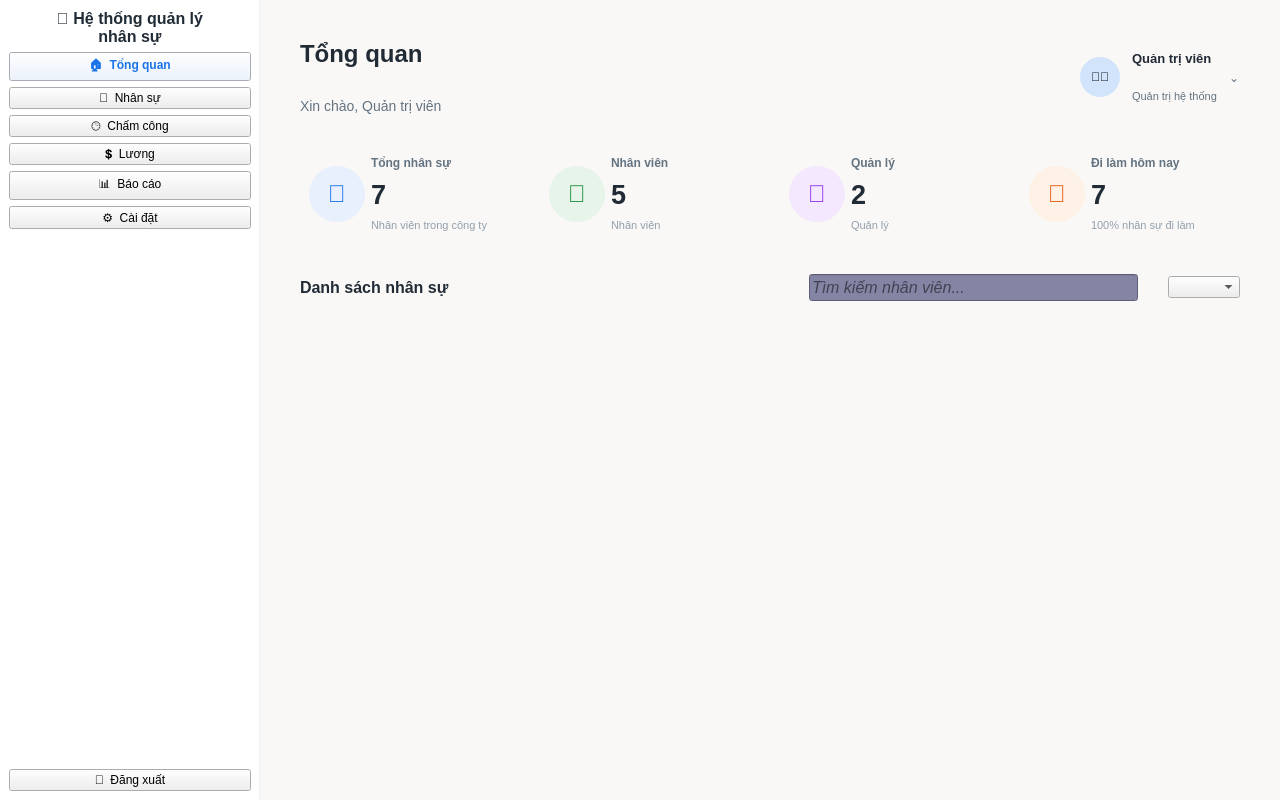
The window that src/view/Dashboard_View.ui (vttaan/OOP---Management-Application-Project) describes before a commit, drawn with Qt 5.
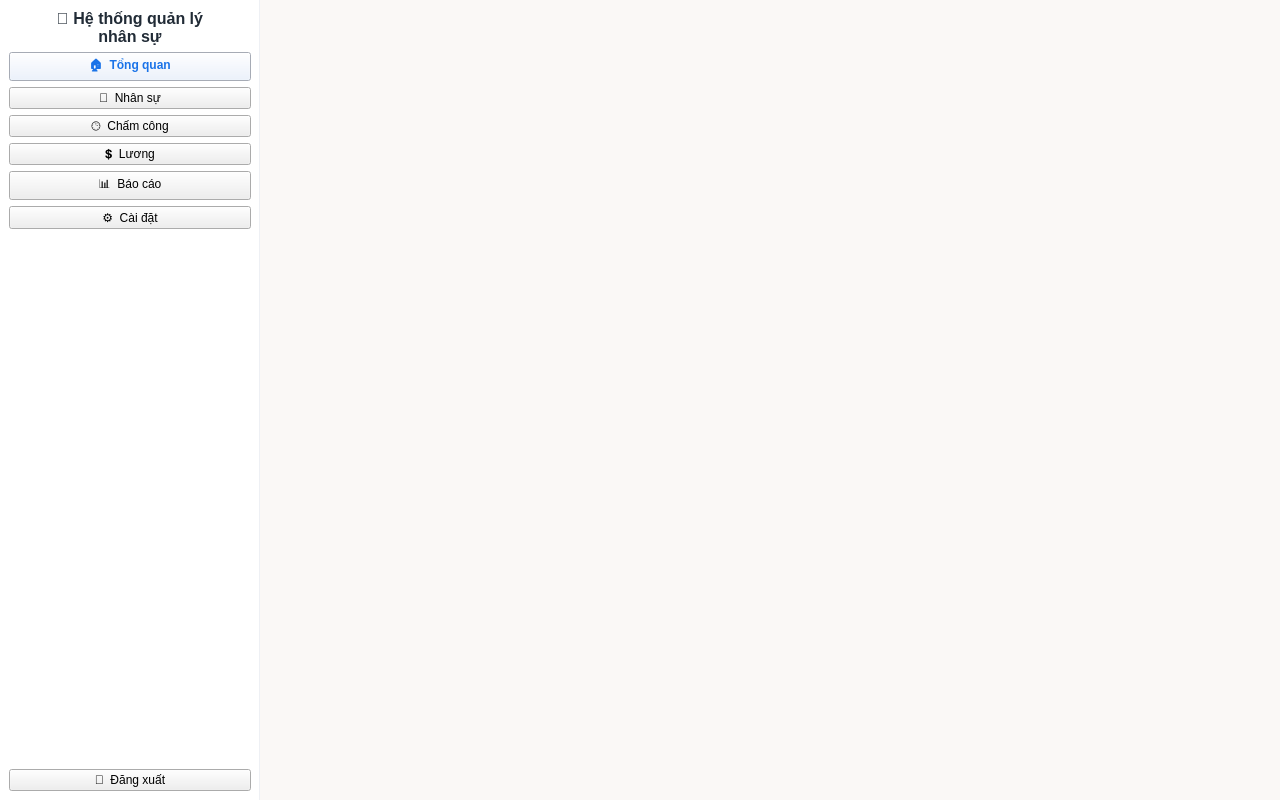
The same window after the commit.

The edit to the form file:
```diff
--- a/src/view/Dashboard_View.ui
+++ b/src/view/Dashboard_View.ui
@@ -45,37 +45,9 @@
     color: #1a73e8;
     font-weight: bold;
 }
-
-QLabel#lblPageTitle {
-    font-size: 24px;
-    font-weight: bold;
-    color: #212b36;
-}
-QLabel#lblPageSubtitle {
-    font-size: 14px;
-    color: #637381;
-}
-
-QFrame.StatCard {
-    background-color: #ffffff;
-    border: 1px solid #eef0f4;
-    border-radius: 12px;
-}
-
-QScrollArea#scrollAreaEmployees {
-    background-color: #faf8f6;
-    border: none;
-    border-radius: 12px;
-}
-QWidget#scrollAreaWidgetContents {
-    background-color: transparent;
-}
 QStackedWidget#stackedWidget {
     background-color: #faf8f6;
 }
-QHBoxLayout#horizontalLayout_ListToolbar {
-    background-color: #d8d8c5;
-}
    </string>
   </property>
   <layout class="QHBoxLayout" name="horizontalLayout_Main">
@@ -223,508 +195,8 @@
      <property name="autoFillBackground">
       <bool>false</bool>
      </property>
-     <property name="styleSheet">
-      <string notr="true"/>
-     </property>
      <widget class="QWidget" name="pageOverview">
-      <layout class="QVBoxLayout" name="verticalLayout_Content">
-       <property name="spacing">
-        <number>30</number>
-       </property>
-       <property name="leftMargin">
-        <number>40</number>
-       </property>
-       <property name="topMargin">
-        <number>40</number>
-       </property>
-       <property name="rightMargin">
-        <number>40</number>
-       </property>
-       <property name="bottomMargin">
-        <number>40</number>
-       </property>
-       <item>
-        <layout class="QHBoxLayout" name="horizontalLayout_Header">
-         <item>
-          <layout class="QVBoxLayout" name="verticalLayout_Title">
-           <item>
-            <widget class="QLabel" name="lblPageTitle">
-             <property name="text">
-              <string>Tổng quan</string>
-             </property>
-            </widget>
-           </item>
-           <item>
-            <widget class="QLabel" name="lblPageSubtitle">
-             <property name="text">
-              <string>Xin chào, Quản trị viên</string>
-             </property>
-            </widget>
-           </item>
-          </layout>
-         </item>
-         <item>
-          <spacer name="horizontalSpacer_Header">
-           <property name="orientation">
-            <enum>Qt::Orientation::Horizontal</enum>
-           </property>
-           <property name="sizeHint" stdset="0">
-            <size>
-             <width>0</width>
-             <height>0</height>
-            </size>
-           </property>
-          </spacer>
-         </item>
-         <item>
-          <layout class="QHBoxLayout" name="horizontalLayout_UserInfo">
-           <property name="spacing">
-            <number>12</number>
-           </property>
-           <item>
-            <widget class="QLabel" name="lblAvatar">
-             <property name="minimumSize">
-              <size>
-               <width>40</width>
-               <height>40</height>
-              </size>
-             </property>
-             <property name="maximumSize">
-              <size>
-               <width>40</width>
-               <height>40</height>
-              </size>
-             </property>
-             <property name="styleSheet">
-              <string notr="true">background-color: #d2e3fc; border-radius: 20px;</string>
-             </property>
-             <property name="text">
-              <string>👨‍💼</string>
-             </property>
-             <property name="alignment">
-              <set>Qt::AlignmentFlag::AlignCenter</set>
-             </property>
-            </widget>
-           </item>
-           <item>
-            <layout class="QVBoxLayout" name="verticalLayout_UserDetails">
-             <property name="spacing">
-              <number>2</number>
-             </property>
-             <item>
-              <widget class="QLabel" name="lblUserName">
-               <property name="font">
-                <font>
-                 <pointsize>10</pointsize>
-                 <bold>true</bold>
-                </font>
-               </property>
-               <property name="styleSheet">
-                <string notr="true">color: #212b36;</string>
-               </property>
-               <property name="text">
-                <string>Quản trị viên</string>
-               </property>
-              </widget>
-             </item>
-             <item>
-              <widget class="QLabel" name="lblUserRole">
-               <property name="font">
-                <font>
-                 <pointsize>8</pointsize>
-                </font>
-               </property>
-               <property name="styleSheet">
-                <string notr="true">color: #637381;</string>
-               </property>
-               <property name="text">
-                <string>Quản trị hệ thống</string>
-               </property>
-              </widget>
-             </item>
-            </layout>
-           </item>
-           <item>
-            <widget class="QLabel" name="lblDropdown">
-             <property name="styleSheet">
-              <string notr="true">color: #637381;</string>
-             </property>
-             <property name="text">
-              <string>⌄</string>
-             </property>
-            </widget>
-           </item>
-          </layout>
-         </item>
-        </layout>
-       </item>
-       <item>
-        <layout class="QHBoxLayout" name="horizontalLayout_Stats">
-         <property name="spacing">
-          <number>20</number>
-         </property>
-         <item>
-          <widget class="QFrame" name="statCard1">
-           <property name="minimumSize">
-            <size>
-             <width>0</width>
-             <height>100</height>
-            </size>
-           </property>
-           <layout class="QHBoxLayout" name="hLayout_card1">
-            <item>
-             <widget class="QLabel" name="icon1">
-              <property name="minimumSize">
-               <size>
-                <width>56</width>
-                <height>56</height>
-               </size>
-              </property>
-              <property name="maximumSize">
-               <size>
-                <width>56</width>
-                <height>56</height>
-               </size>
-              </property>
-              <property name="styleSheet">
-               <string notr="true">background-color: #e8f0fe; color: #1a73e8; border-radius: 28px; font-size: 24px;</string>
-              </property>
-              <property name="text">
-               <string>👥</string>
-              </property>
-              <property name="alignment">
-               <set>Qt::AlignmentFlag::AlignCenter</set>
-              </property>
-             </widget>
-            </item>
-            <item>
-             <layout class="QVBoxLayout" name="vLayout_card1">
-              <item>
-               <widget class="QLabel" name="lblTitle1">
-                <property name="styleSheet">
-                 <string notr="true">color: #637381; font-weight: bold; border: none;</string>
-                </property>
-                <property name="text">
-                 <string>Tổng nhân sự</string>
-                </property>
-               </widget>
-              </item>
-              <item>
-               <widget class="QLabel" name="lblNum1">
-                <property name="font">
-                 <font>
-                  <pointsize>20</pointsize>
-                  <bold>true</bold>
-                 </font>
-                </property>
-                <property name="styleSheet">
-                 <string notr="true">color: #212b36; border: none;</string>
-                </property>
-                <property name="text">
-                 <string>7</string>
-                </property>
-               </widget>
-              </item>
-              <item>
-               <widget class="QLabel" name="lblSub1">
-                <property name="styleSheet">
-                 <string notr="true">color: #919eab; font-size: 11px; border: none;</string>
-                </property>
-                <property name="text">
-                 <string>Nhân viên trong công ty</string>
-                </property>
-               </widget>
-              </item>
-             </layout>
-            </item>
-           </layout>
-          </widget>
-         </item>
-         <item>
-          <widget class="QFrame" name="statCard2">
-           <layout class="QHBoxLayout" name="hLayout_card2">
-            <item>
-             <widget class="QLabel" name="icon2">
-              <property name="minimumSize">
-               <size>
-                <width>56</width>
-                <height>56</height>
-               </size>
-              </property>
-              <property name="maximumSize">
-               <size>
-                <width>56</width>
-                <height>56</height>
-               </size>
-              </property>
-              <property name="styleSheet">
-               <string notr="true">background-color: #e6f4ea; color: #1e8e3e; border-radius: 28px; font-size: 24px;</string>
-              </property>
-              <property name="text">
-               <string>👤</string>
-              </property>
-              <property name="alignment">
-               <set>Qt::AlignmentFlag::AlignCenter</set>
-              </property>
-             </widget>
-            </item>
-            <item>
-             <layout class="QVBoxLayout" name="vLayout_card2">
-              <item>
-               <widget class="QLabel" name="lblTitle2">
-                <property name="styleSheet">
-                 <string notr="true">color: #637381; font-weight: bold; border: none;</string>
-                </property>
-                <property name="text">
-                 <string>Nhân viên</string>
-                </property>
-               </widget>
-              </item>
-              <item>
-               <widget class="QLabel" name="lblNum2">
-                <property name="font">
-                 <font>
-                  <pointsize>20</pointsize>
-                  <bold>true</bold>
-                 </font>
-                </property>
-                <property name="styleSheet">
-                 <string notr="true">color: #212b36; border: none;</string>
-                </property>
-                <property name="text">
-                 <string>5</string>
-                </property>
-               </widget>
-              </item>
-              <item>
-               <widget class="QLabel" name="lblSub2">
-                <property name="styleSheet">
-                 <string notr="true">color: #919eab; font-size: 11px; border: none;</string>
-                </property>
-                <property name="text">
-                 <string>Nhân viên</string>
-                </property>
-               </widget>
-              </item>
-             </layout>
-            </item>
-           </layout>
-          </widget>
-         </item>
-         <item>
-          <widget class="QFrame" name="statCard3">
-           <layout class="QHBoxLayout" name="hLayout_card3">
-            <item>
-             <widget class="QLabel" name="icon3">
-              <property name="minimumSize">
-               <size>
-                <width>56</width>
-                <height>56</height>
-               </size>
-              </property>
-              <property name="maximumSize">
-               <size>
-                <width>56</width>
-                <height>56</height>
-               </size>
-              </property>
-              <property name="styleSheet">
-               <string notr="true">background-color: #f3e8fd; color: #9333ea; border-radius: 28px; font-size: 24px;</string>
-              </property>
-              <property name="text">
-               <string>👑</string>
-              </property>
-              <property name="alignment">
-               <set>Qt::AlignmentFlag::AlignCenter</set>
-              </property>
-             </widget>
-            </item>
-            <item>
-             <layout class="QVBoxLayout" name="vLayout_card3">
-              <item>
-               <widget class="QLabel" name="lblTitle3">
-                <property name="styleSheet">
-                 <string notr="true">color: #637381; font-weight: bold; border: none;</string>
-                </property>
-                <property name="text">
-                 <string>Quản lý</string>
-                </property>
-               </widget>
-              </item>
-              <item>
-               <widget class="QLabel" name="lblNum3">
-                <property name="font">
-                 <font>
-                  <pointsize>20</pointsize>
-                  <bold>true</bold>
-                 </font>
-                </property>
-                <property name="styleSheet">
-                 <string notr="true">color: #212b36; border: none;</string>
-                </property>
-                <property name="text">
-                 <string>2</string>
-                </property>
-               </widget>
-              </item>
-              <item>
-               <widget class="QLabel" name="lblSub3">
-                <property name="styleSheet">
-                 <string notr="true">color: #919eab; font-size: 11px; border: none;</string>
-                </property>
-                <property name="text">
-                 <string>Quản lý</string>
-                </property>
-               </widget>
-              </item>
-             </layout>
-            </item>
-           </layout>
-          </widget>
-         </item>
-         <item>
-          <widget class="QFrame" name="statCard4">
-           <layout class="QHBoxLayout" name="hLayout_card4">
-            <item>
-             <widget class="QLabel" name="icon4">
-              <property name="minimumSize">
-               <size>
-                <width>56</width>
-                <height>56</height>
-               </size>
-              </property>
-              <property name="maximumSize">
-               <size>
-                <width>56</width>
-                <height>56</height>
-               </size>
-              </property>
-              <property name="styleSheet">
-               <string notr="true">background-color: #fef1e6; color: #ea580c; border-radius: 28px; font-size: 24px;</string>
-              </property>
-              <property name="text">
-               <string>📅</string>
-              </property>
-              <property name="alignment">
-               <set>Qt::AlignmentFlag::AlignCenter</set>
-              </property>
-             </widget>
-            </item>
-            <item>
-             <layout class="QVBoxLayout" name="vLayout_card4">
-              <item>
-               <widget class="QLabel" name="lblTitle4">
-                <property name="styleSheet">
-                 <string notr="true">color: #637381; font-weight: bold; border: none;</string>
-                </property>
-                <property name="text">
-                 <string>Đi làm hôm nay</string>
-                </property>
-               </widget>
-              </item>
-              <item>
-               <widget class="QLabel" name="lblNum4">
-                <property name="font">
-                 <font>
-                  <pointsize>20</pointsize>
-                  <bold>true</bold>
-                 </font>
-                </property>
-                <property name="styleSheet">
-                 <string notr="true">color: #212b36; border: none;</string>
-                </property>
-                <property name="text">
-                 <string>7</string>
-                </property>
-               </widget>
-              </item>
-              <item>
-               <widget class="QLabel" name="lblSub4">
-                <property name="styleSheet">
-                 <string notr="true">color: #919eab; font-size: 11px; border: none;</string>
-                </property>
-                <property name="text">
-                 <string>100% nhân sự đi làm</string>
-                </property>
-               </widget>
-              </item>
-             </layout>
-            </item>
-           </layout>
-          </widget>
-         </item>
-        </layout>
-       </item>
-       <item>
-        <layout class="QHBoxLayout" name="horizontalLayout_ListToolbar">
-         <item>
-          <widget class="QLabel" name="lblListTitle">
-           <property name="font">
-            <font>
-             <pointsize>12</pointsize>
-             <bold>true</bold>
-            </font>
-           </property>
-           <property name="styleSheet">
-            <string notr="true">color: #212b36;</string>
-           </property>
-           <property name="text">
-            <string>Danh sách nhân sự</string>
-           </property>
-          </widget>
-         </item>
-         <item>
-          <spacer name="horizontalSpacer_Toolbar">
-           <property name="orientation">
-            <enum>Qt::Orientation::Horizontal</enum>
-           </property>
-           <property name="sizeHint" stdset="0">
-            <size>
-             <width>0</width>
-             <height>0</height>
-            </size>
-           </property>
-          </spacer>
-         </item>
-         <item>
-          <widget class="QLineEdit" name="txtSearch">
-           <property name="font">
-            <font>
-             <pointsize>12</pointsize>
-             <italic>true</italic>
-            </font>
-           </property>
-           <property name="styleSheet">
-            <string notr="true">background-color: #8484a5;</string>
-           </property>
-           <property name="placeholderText">
-            <string>Tìm kiếm nhân viên...</string>
-           </property>
-          </widget>
-         </item>
-         <item>
-          <widget class="QComboBox" name="cbFilter"/>
-         </item>
-        </layout>
-       </item>
-       <item>
-        <widget class="QScrollArea" name="scrollAreaEmployees">
-         <property name="widgetResizable">
-          <bool>true</bool>
-         </property>
-         <widget class="QWidget" name="scrollAreaWidgetContents">
-          <property name="geometry">
-           <rect>
-            <x>0</x>
-            <y>0</y>
-            <width>940</width>
-            <height>443</height>
-           </rect>
-          </property>
-         </widget>
-        </widget>
-       </item>
-      </layout>
+      <layout class="QVBoxLayout" name="verticalLayout_Overview"/>
      </widget>
      <widget class="QWidget" name="pageHR">
       <layout class="QVBoxLayout">
```
Left out of the diff: 132 changed lines with no effect on the pictures.
